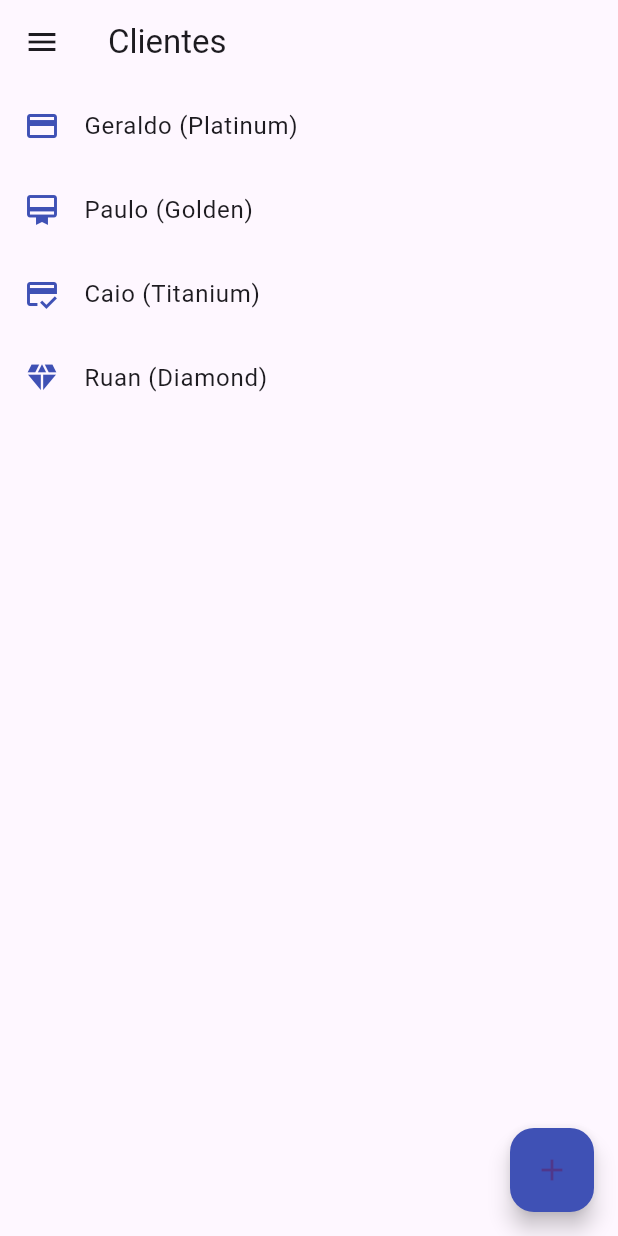
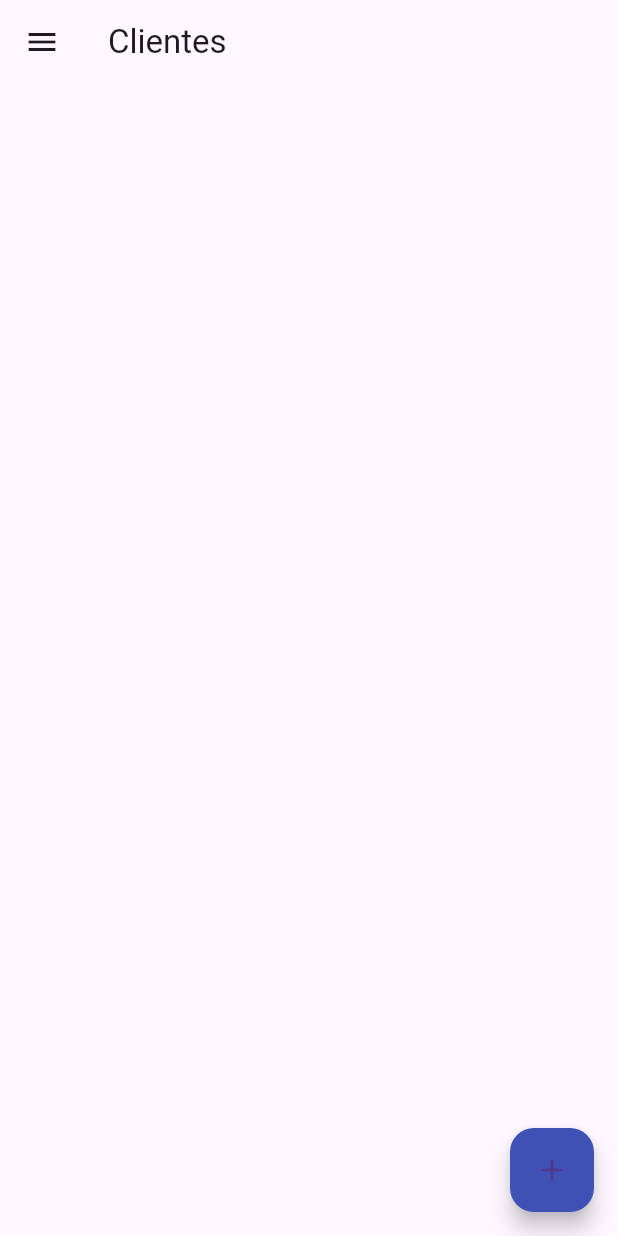
Before and after one commit to gfgomes/flutter_client_control, a Flutter app: the screen it shows after launch, in the side drawer, after a tap on the "add" icon, on a phone screen of 412 x 824 dp. Run offline on Flutter 3.47's test engine with Material 3 defaults, Android fonts, the phone set to English and light mode, and no system bars.

Commit message:
Aplicando consumer na tela de clientes

```diff
--- a/lib/main.dart
+++ b/lib/main.dart
@@ -1,9 +1,20 @@
+import 'package:client_control/models/client.dart';
+import 'package:client_control/models/client_type.dart';
+import 'package:client_control/models/clients.dart';
 import 'package:client_control/pages/client_types_page.dart';
 import 'package:flutter/material.dart';
 import 'pages/clients_page.dart';
+import 'package:provider/provider.dart';
 
 void main() {
-  runApp(const MyApp());
+  runApp(
+    ChangeNotifierProvider(
+      create: (context) => Clients(
+        clients: [],
+      ),
+      child: const MyApp(),
+    ),
+  );
 }
 
 class MyApp extends StatelessWidget {
--- /dev/null
+++ b/lib/models/clients.dart
@@ -0,0 +1,18 @@
+import 'package:client_control/models/client.dart';
+import 'package:flutter/material.dart';
+
+class Clients extends ChangeNotifier {
+  List<Client> clients;
+
+  Clients({required this.clients});
+
+  void add(Client client) {
+    clients.add(client);
+    notifyListeners();
+  }
+
+  void remove(Client client) {
+    clients.remove(client);
+    notifyListeners();
+  }
+}
--- a/lib/pages/clients_page.dart
+++ b/lib/pages/clients_page.dart
@@ -1,7 +1,8 @@
 import 'package:client_control/models/client_type.dart';
 import 'package:client_control/models/client.dart';
+import 'package:client_control/models/clients.dart';
 import 'package:flutter/material.dart';
-
+import 'package:provider/provider.dart';
 import '../components/hamburger_menu.dart';
 
 class ClientsPage extends StatefulWidget {
@@ -13,14 +14,6 @@ class ClientsPage extends StatefulWidget {
 }
 
 class _ClientsPageState extends State<ClientsPage> {
-
-  List<Client> clients = [
-    Client(name: 'Geraldo', email: 'leo@email.com', type: ClientType(name: 'Platinum', icon: Icons.credit_card)),
-    Client(name: 'Paulo', email: 'leo@email.com', type: ClientType(name: 'Golden', icon: Icons.card_membership)),
-    Client(name: 'Caio', email: 'leo@email.com', type: ClientType(name: 'Titanium', icon: Icons.credit_score)),
-    Client(name: 'Ruan', email: 'ruan@email.com', type: ClientType(name: 'Diamond', icon: Icons.diamond)),
-  ];
-
   List<ClientType> types = [
     ClientType(name: 'Platinum', icon: Icons.credit_card),
     ClientType(name: 'Golden', icon: Icons.card_membership),
@@ -30,34 +23,40 @@ class _ClientsPageState extends State<ClientsPage> {
 
   @override
   Widget build(BuildContext context) {
-
     return Scaffold(
       appBar: AppBar(
         title: Text(widget.title),
       ),
       drawer: const HamburgerMenu(),
-      body: ListView.builder(
-        itemCount: clients.length,
+      body: Consumer<Clients>(
+        builder: (BuildContext context, Clients list, Widget? child) {
+          return ListView.builder(
+            itemCount: list.clients.length,
             itemBuilder: (context, index) {
               return Dismissible(
                 key: UniqueKey(),
                 background: Container(color: Colors.red),
                 child: ListTile(
-              leading: Icon(clients[index].type.icon),
-              title: Text(clients[index].name + ' ('+ clients[index].type.name + ')'),
+                  leading: Icon(list.clients[index].type.icon),
+                  title: Text(list.clients[index].name +
+                      ' (' +
+                      list.clients[index].type.name +
+                      ')'),
                   iconColor: Colors.indigo,
                 ),
                 onDismissed: (direction) {
-              setState(() {
-                clients.removeAt(index);
-              });
+                  list.remove(list.clients.removeAt(index));
+                },
+              );
             },
           );
         },
       ),
       floatingActionButton: FloatingActionButton(
         backgroundColor: Colors.indigo,
-        onPressed: (){createType(context);},
+        onPressed: () {
+          createType(context);
+        },
         tooltip: 'Add Tipo',
         child: const Icon(Icons.add),
       ),
@@ -97,7 +96,8 @@ class _ClientsPageState extends State<ClientsPage> {
                       ),
                     ),
                     const Padding(padding: EdgeInsets.all(5)),
-                        StatefulBuilder(builder: (BuildContext context, StateSetter setState) {
+                    StatefulBuilder(
+                        builder: (BuildContext context, StateSetter setState) {
                       return DropdownButton(
                         isExpanded: true,
                         value: dropdownValue,
@@ -125,24 +125,30 @@ class _ClientsPageState extends State<ClientsPage> {
               ),
             ),
             actions: [
-                  TextButton(
+              Consumer<Clients>(
+                builder:
+                    (BuildContext context, Clients clients, Widget? child) {
+                  return TextButton(
                     child: const Text("Salvar"),
                     onPressed: () async {
-                        setState(() {
-                          clients.add(Client(name: nomeInput.text, email: emailInput.text, type: dropdownValue));
-                        });
+                      clients.add(
+                        Client(
+                            name: nomeInput.text,
+                            email: emailInput.text,
+                            type: dropdownValue),
+                      );
                       Navigator.pop(context);
-                      }
+                    },
+                  );
+                },
               ),
               TextButton(
                   child: const Text("Calcelar"),
                   onPressed: () {
                     Navigator.pop(context);
-                    }
-                  ),
+                  }),
             ],
           );
-            }
-          );
+        });
   }
 }
--- a/pubspec.yaml
+++ b/pubspec.yaml
@@ -3,7 +3,7 @@ description: Client control example to use provider state management
 
 # The following line prevents the package from being accidentally published to
 # pub.dev using `flutter pub publish`. This is preferred for private packages.
-publish_to: 'none' # Remove this line if you wish to publish to pub.dev
+publish_to: "none" # Remove this line if you wish to publish to pub.dev
 
 # The following defines the version and build number for your application.
 # A version number is three numbers separated by dots, like 1.2.43
@@ -30,7 +30,6 @@ dependencies:
   flutter:
     sdk: flutter
 
-
   # The following adds the Cupertino Icons font to your application.
   # Use with the CupertinoIcons class for iOS style icons.
   cupertino_icons: ^1.0.2
@@ -45,14 +44,13 @@ dev_dependencies:
   # package. See that file for information about deactivating specific lint
   # rules and activating additional ones.
   flutter_lints: ^1.0.0
-
+  provider: ^6.1.2
 
 # For information on the generic Dart part of this file, see the
 # following page: https://dart.dev/tools/pub/pubspec
 
 # The following section is specific to Flutter.
 flutter:
-
   # The following line ensures that the Material Icons font is
   # included with your application, so that you can use the icons in
   # the material Icons class.
```
Also changed, not shown: lib/pages/client_types_page.dart (+17 -15 lines), pubspec.lock. Lines whose indentation alone changed are shown as unchanged.
